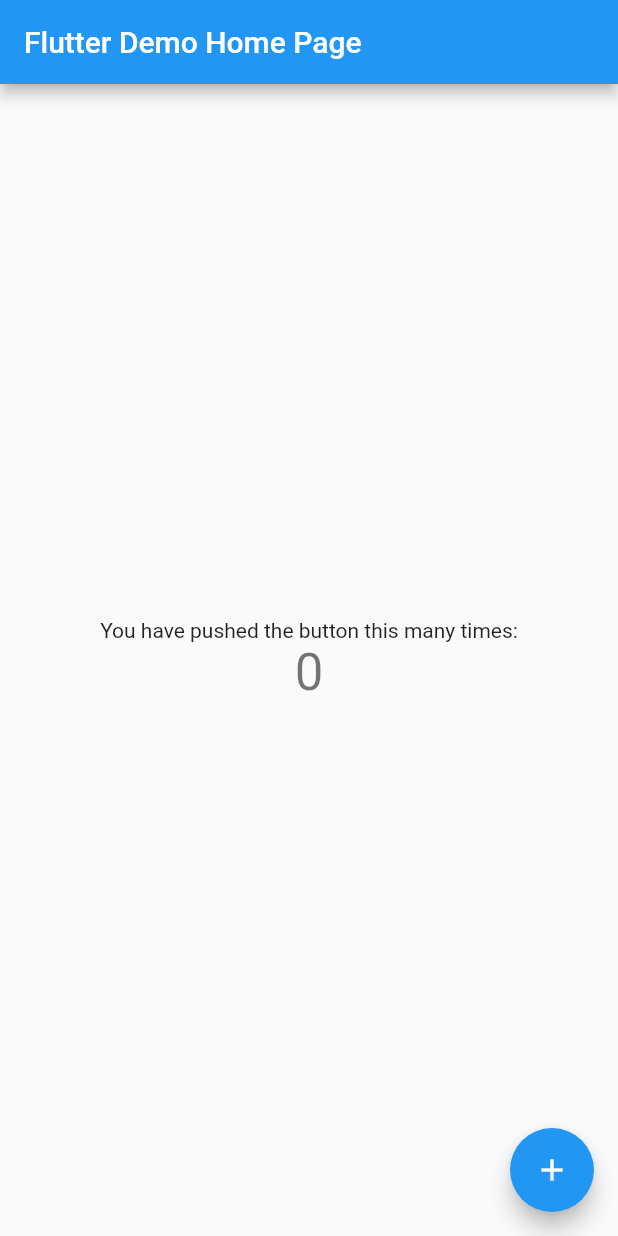
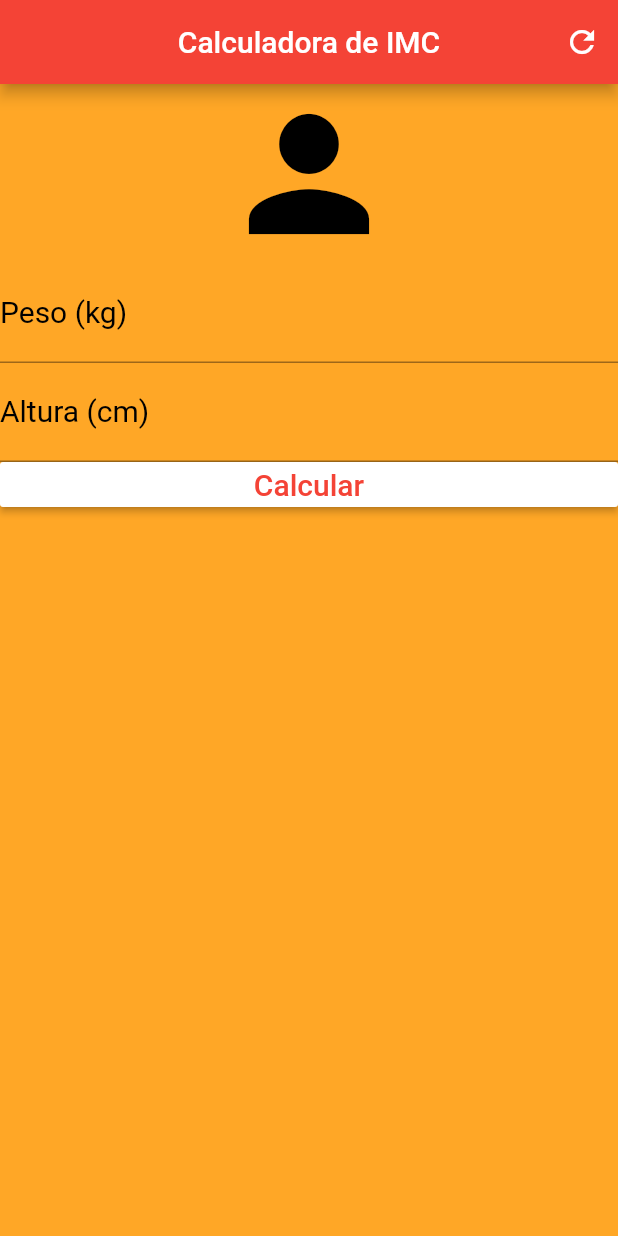
Before and after one commit to IsmaelPacheco/calculo_imc, a Flutter app: the screen it shows after launch, on a phone screen of 412 x 824 dp. Run offline on Flutter 3.47's test engine with Material 2 defaults, Android fonts, the phone set to English and light mode, and no system bars.

Commit message:
Definido layout com appBar, 2 entradas de texto e um botao

```diff
--- a/lib/main.dart
+++ b/lib/main.dart
@@ -1,117 +1,91 @@
 import 'package:flutter/material.dart';
 
 void main() {
-  runApp(MyApp());
+  runApp(
+    MaterialApp(
+      debugShowCheckedModeBanner: false,
+      home: HomePage(),
+    ),
+  );
 }
 
-class MyApp extends StatelessWidget {
-  // This widget is the root of your application.
+class HomePage extends StatefulWidget {
+  HomePage({Key key}) : super(key: key);
+
+  @override
+  _HomePageState createState() => _HomePageState();
+}
+
+class _HomePageState extends State<HomePage> {
   @override
   Widget build(BuildContext context) {
-    return MaterialApp(
-      title: 'Flutter Demo',
-      theme: ThemeData(
-        // This is the theme of your application.
-        //
-        // Try running your application with "flutter run". You'll see the
-        // application has a blue toolbar. Then, without quitting the app, try
-        // changing the primarySwatch below to Colors.green and then invoke
-        // "hot reload" (press "r" in the console where you ran "flutter run",
-        // or simply save your changes to "hot reload" in a Flutter IDE).
-        // Notice that the counter didn't reset back to zero; the application
-        // is not restarted.
-        primarySwatch: Colors.blue,
-        // This makes the visual density adapt to the platform that you run
-        // the app on. For desktop platforms, the controls will be smaller and
-        // closer together (more dense) than on mobile platforms.
-        visualDensity: VisualDensity.adaptivePlatformDensity,
+    return Scaffold(
+      appBar: AppBar(
+        title: Text("Calculadora de IMC"),
+        centerTitle: true,
+        backgroundColor: Colors.red,
+        actions: [
+          IconButton(
+            icon: Icon(
+              Icons.refresh,
+            ),
+            onPressed: () => {},
+          ),
+        ],
       ),
-      home: MyHomePage(title: 'Flutter Demo Home Page'),
+      backgroundColor: Colors.orange[400],
+      body: Column(
+        crossAxisAlignment: CrossAxisAlignment.stretch,
+        children: <Widget>[
+          Icon(
+            Icons.person,
+            size: 120.0,
+            color: Colors.black,
+          ),
+          TextField(
+            keyboardType: TextInputType.number,
+            decoration: InputDecoration(
+              labelText: "Peso (kg)",
+              labelStyle: TextStyle(
+                color: Colors.black,
+              ),
+            ),
+            textAlign: TextAlign.center,
+            style: TextStyle(
+              color: Colors.black,
+              fontSize: 20,
+            ),
+          ),
+          TextField(
+            keyboardType: TextInputType.number,
+            decoration: InputDecoration(
+              labelText: "Altura (cm)",
+              labelStyle: TextStyle(
+                color: Colors.black,
+              ),
+            ),
+            textAlign: TextAlign.center,
+            style: TextStyle(
+              color: Colors.red,
+              fontSize: 20,
+            ),
+          ),
+          Container(
+            height: 30,
+            child: RaisedButton(
+              onPressed: () => {},
+              child: Text(
+                "Calcular",
+                style: TextStyle(
+                  color: Colors.red,
+                  fontSize: 20,
+                ),
+              ),
+              color: Colors.white,
+            ),
+          ),
+        ],
+      ),
     );
   }
 }
-
-class MyHomePage extends StatefulWidget {
-  MyHomePage({Key key, this.title}) : super(key: key);
-
-  // This widget is the home page of your application. It is stateful, meaning
-  // that it has a State object (defined below) that contains fields that affect
-  // how it looks.
-
-  // This class is the configuration for the state. It holds the values (in this
-  // case the title) provided by the parent (in this case the App widget) and
-  // used by the build method of the State. Fields in a Widget subclass are
-  // always marked "final".
-
-  final String title;
-
-  @override
-  _MyHomePageState createState() => _MyHomePageState();
-}
-
-class _MyHomePageState extends State<MyHomePage> {
-  int _counter = 0;
-
-  void _incrementCounter() {
-    setState(() {
-      // This call to setState tells the Flutter framework that something has
-      // changed in this State, which causes it to rerun the build method below
-      // so that the display can reflect the updated values. If we changed
-      // _counter without calling setState(), then the build method would not be
-      // called again, and so nothing would appear to happen.
-      _counter++;
-    });
-  }
-
-  @override
-  Widget build(BuildContext context) {
-    // This method is rerun every time setState is called, for instance as done
-    // by the _incrementCounter method above.
-    //
-    // The Flutter framework has been optimized to make rerunning build methods
-    // fast, so that you can just rebuild anything that needs updating rather
-    // than having to individually change instances of widgets.
-    return Scaffold(
-      appBar: AppBar(
-        // Here we take the value from the MyHomePage object that was created by
-        // the App.build method, and use it to set our appbar title.
-        title: Text(widget.title),
-      ),
-      body: Center(
-        // Center is a layout widget. It takes a single child and positions it
-        // in the middle of the parent.
-        child: Column(
-          // Column is also a layout widget. It takes a list of children and
-          // arranges them vertically. By default, it sizes itself to fit its
-          // children horizontally, and tries to be as tall as its parent.
-          //
-          // Invoke "debug painting" (press "p" in the console, choose the
-          // "Toggle Debug Paint" action from the Flutter Inspector in Android
-          // Studio, or the "Toggle Debug Paint" command in Visual Studio Code)
-          // to see the wireframe for each widget.
-          //
-          // Column has various properties to control how it sizes itself and
-          // how it positions its children. Here we use mainAxisAlignment to
-          // center the children vertically; the main axis here is the vertical
-          // axis because Columns are vertical (the cross axis would be
-          // horizontal).
-          mainAxisAlignment: MainAxisAlignment.center,
-          children: <Widget>[
-            Text(
-              'You have pushed the button this many times:',
-            ),
-            Text(
-              '$_counter',
-              style: Theme.of(context).textTheme.headline4,
-            ),
-          ],
-        ),
-      ),
-      floatingActionButton: FloatingActionButton(
-        onPressed: _incrementCounter,
-        tooltip: 'Increment',
-        child: Icon(Icons.add),
-      ), // This trailing comma makes auto-formatting nicer for build methods.
-    );
-  }
-}
--- a/pubspec.yaml
+++ b/pubspec.yaml
@@ -23,6 +23,7 @@ environment:
 dependencies:
   flutter:
     sdk: flutter
+  characters: ^1.0.0
 
 
   # The following adds the Cupertino Icons font to your application.
```
Also changed, not shown: pubspec.lock, 2 other files.
